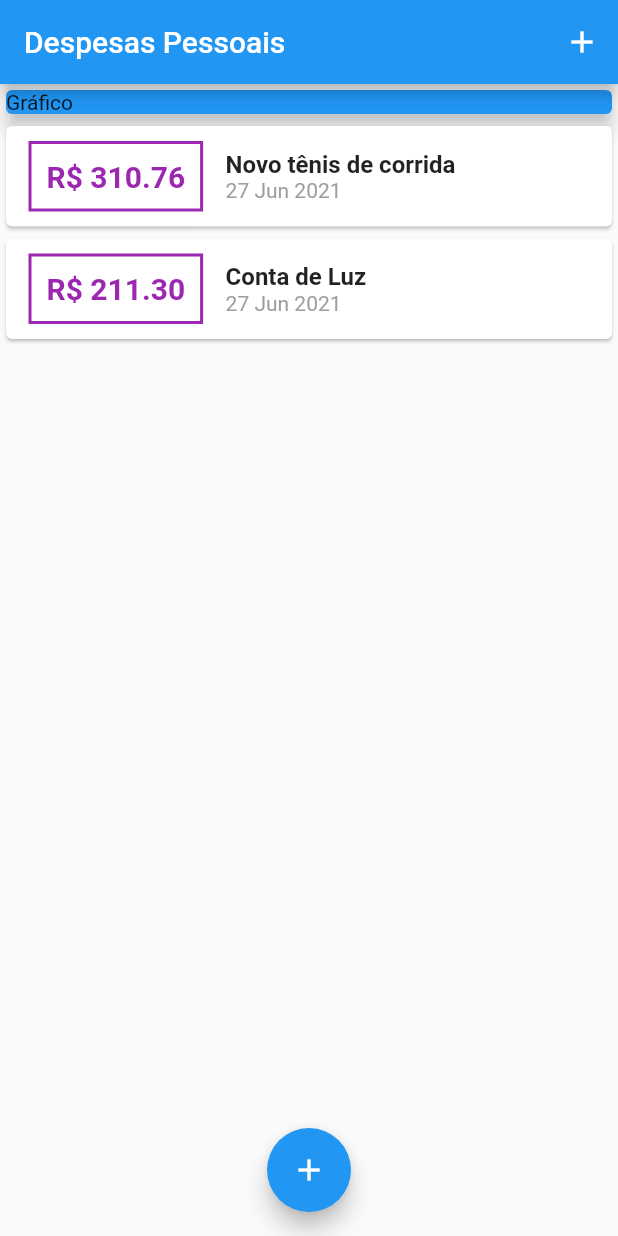
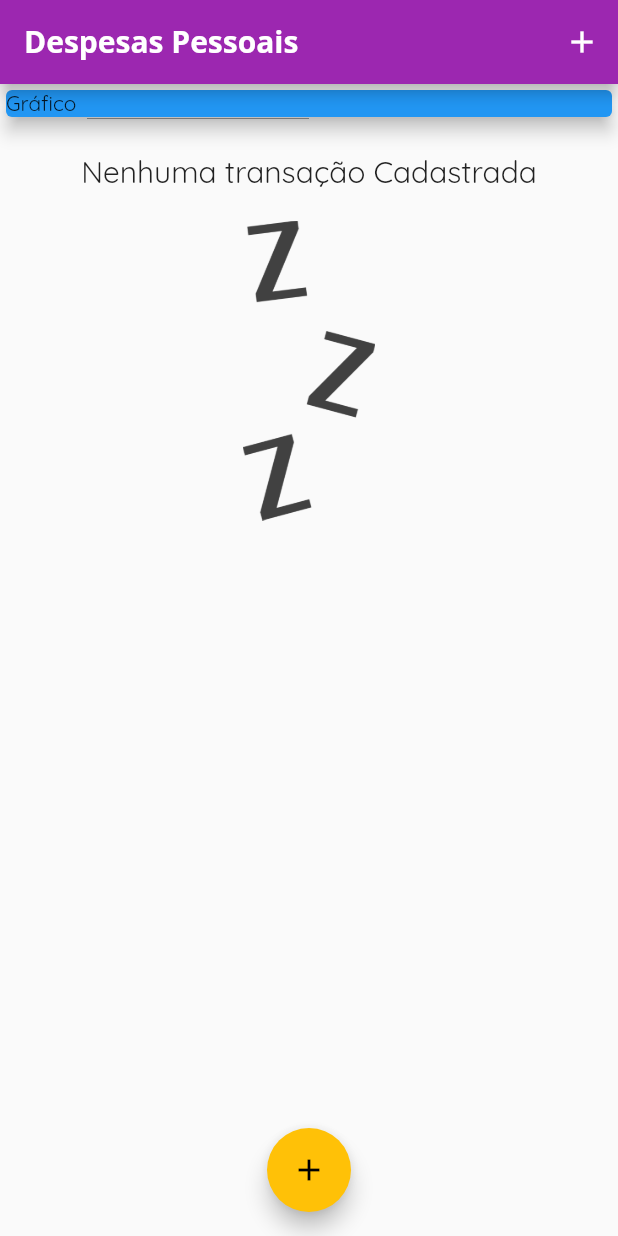
Before and after one commit to joaosatiro/study-flutter, a Flutter app: the screen it shows after launch, on a phone screen of 412 x 824 dp. Run offline on Flutter 3.47's test engine with Material 2 defaults, Android fonts, the phone set to English and light mode, and no system bars.

Commit message:
create themeData and fonts

```diff
--- a/expenses/lib/components/transaction_list.dart
+++ b/expenses/lib/components/transaction_list.dart
@@ -11,7 +11,25 @@ class TransactionList extends StatelessWidget {
   Widget build(BuildContext context) {
     return Container(
       height: 300,
-      child: ListView.builder(
+      child: transactions.isEmpty
+          ? Column(
+              children: [
+                SizedBox(height: 20),
+                Text(
+                  'Nenhuma transação Cadastrada',
+                  style: Theme.of(context).textTheme.headline6,
+                ),
+                SizedBox(height: 20),
+                Container(
+                  height: 200,
+                  child: Image.asset(
+                    'assets/images/waiting.png',
+                    fit: BoxFit.cover,
+                  ),
+                ),
+              ],
+            )
+          : ListView.builder(
               itemCount: transactions.length,
               itemBuilder: (ctx, index) {
                 final tr = transactions[index];
@@ -25,7 +43,7 @@ class TransactionList extends StatelessWidget {
                         ),
                         decoration: BoxDecoration(
                           border: Border.all(
-                      color: Colors.purple,
+                            color: Theme.of(context).primaryColor,
                             width: 2,
                           ),
                         ),
@@ -35,7 +53,7 @@ class TransactionList extends StatelessWidget {
                           style: TextStyle(
                             fontWeight: FontWeight.bold,
                             fontSize: 20,
-                      color: Colors.purple,
+                            color: Theme.of(context).primaryColor,
                           ),
                         ),
                       ),
--- a/expenses/lib/main.dart
+++ b/expenses/lib/main.dart
@@ -1,7 +1,6 @@
 import 'package:flutter/material.dart';
 import 'components/transaction_form.dart';
 import 'dart:math';
-import 'components/transaction_form.dart';
 import 'components/transaction_list.dart';
 import 'models/transaction.dart';
 
@@ -10,7 +9,23 @@ main() => runApp(ExpenseApp());
 class ExpenseApp extends StatelessWidget {
   @override
   Widget build(BuildContext context) {
-    return MaterialApp(home: MyHomePage());
+    return MaterialApp(
+      home: MyHomePage(),
+      theme: ThemeData(
+        primarySwatch: Colors.purple,
+        accentColor: Colors.amber,
+        fontFamily: 'Quicksand',
+        appBarTheme: AppBarTheme(
+          textTheme: ThemeData.light().textTheme.copyWith(
+                headline6: TextStyle(
+                  fontFamily: 'Opensans',
+                  fontSize: 20,
+                  fontWeight: FontWeight.bold,
+                ),
+              ),
+        ),
+      ),
+    );
   }
 }
 
@@ -20,19 +35,19 @@ class MyHomePage extends StatefulWidget {
 }
 
 class _MyHomePageState extends State<MyHomePage> {
-  final _transactions = [
-    Transaction(
-      id: 't1',
-      title: 'Novo tênis de corrida',
-      value: 310.76,
-      date: DateTime.now(),
-    ),
-    Transaction(
-      id: 't2',
-      title: 'Conta de Luz',
-      value: 211.30,
-      date: DateTime.now(),
-    ),
+  final List<Transaction> _transactions = [
+    // Transaction(
+    //   id: 't1',
+    //   title: 'Novo tênis de corrida',
+    //   value: 310.76,
+    //   date: DateTime.now(),
+    // ),
+    // Transaction(
+    //   id: 't2',
+    //   title: 'Conta de Luz',
+    //   value: 211.30,
+    //   date: DateTime.now(),
+    // ),
   ];
 
   _addTransaction(String title, double value) {
```
Also changed, not shown: expenses/pubspec.yaml (+14 -8 lines), expenses/assets/fonts/OpenSans-Bold.ttf (added), expenses/assets/fonts/OpenSans-Regular.ttf (added), expenses/assets/fonts/Quicksand-Bold.ttf (added), expenses/assets/fonts/Quicksand-Light.ttf (added), expenses/assets/fonts/Quicksand-Medium.ttf (added), expenses/assets/fonts/Quicksand-Regular.ttf (added), expenses/assets/images/waiting.png (added). Lines whose indentation alone changed are shown as unchanged.
